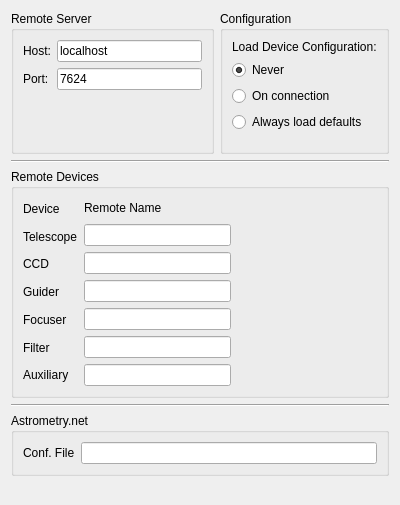
The window that kstars/ekos/opsekos.ui (KDE/kstars) describes before a commit, drawn with Qt 5.
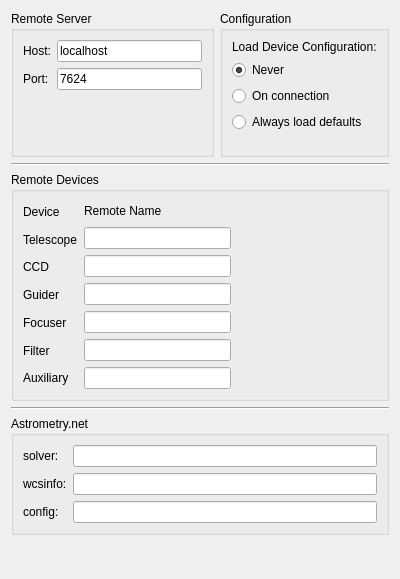
The same window after the commit.

Commit message: Enable align process regardless of astrometry.net installation. This will enable KStars build with the alignment process without this dependency and the user can install astrometry.net to enable this feature at any time.

The edit to the form file:
```diff
--- a/kstars/ekos/opsekos.ui
+++ b/kstars/ekos/opsekos.ui
@@ -7,7 +7,7 @@
     <x>0</x>
     <y>0</y>
     <width>400</width>
-    <height>505</height>
+    <height>579</height>
    </rect>
   </property>
   <layout class="QVBoxLayout" name="verticalLayout_5">
@@ -274,16 +274,57 @@
      <property name="title">
       <string>Astrometry.net</string>
      </property>
-     <layout class="QHBoxLayout" name="horizontalLayout_5">
-      <item>
+     <layout class="QGridLayout" name="gridLayout_2">
+      <item row="0" column="0">
+       <widget class="QLabel" name="label_15">
+        <property name="text">
+         <string>solver:</string>
+        </property>
+       </widget>
+      </item>
+      <item row="0" column="1">
+       <widget class="QLineEdit" name="kcfg_astrometrySolver">
+        <property name="toolTip">
+         <string>Astrometry.net solve-field binary</string>
+        </property>
+        <property name="text">
+         <string/>
+        </property>
+       </widget>
+      </item>
+      <item row="1" column="0">
+       <widget class="QLabel" name="label_16">
+        <property name="text">
+         <string>wcsinfo:</string>
+        </property>
+       </widget>
+      </item>
+      <item row="1" column="1">
+       <widget class="QLineEdit" name="kcfg_astrometryWCSInfo">
+        <property name="toolTip">
+         <string>Astrometry.net wcsinfo binary</string>
+        </property>
+        <property name="text">
+         <string/>
+        </property>
+       </widget>
+      </item>
+      <item row="2" column="0">
        <widget class="QLabel" name="label_14">
         <property name="text">
-         <string>Conf. File</string>
+         <string>config:</string>
         </property>
        </widget>
       </item>
-      <item>
-       <widget class="QLineEdit" name="kcfg_astrometryConfFile"/>
+      <item row="2" column="1">
+       <widget class="QLineEdit" name="kcfg_astrometryConfFile">
+        <property name="toolTip">
+         <string>Astrometry.net configuration file</string>
+        </property>
+        <property name="text">
+         <string/>
+        </property>
+       </widget>
       </item>
      </layout>
     </widget>
```
The commit also changes 5 other files.
